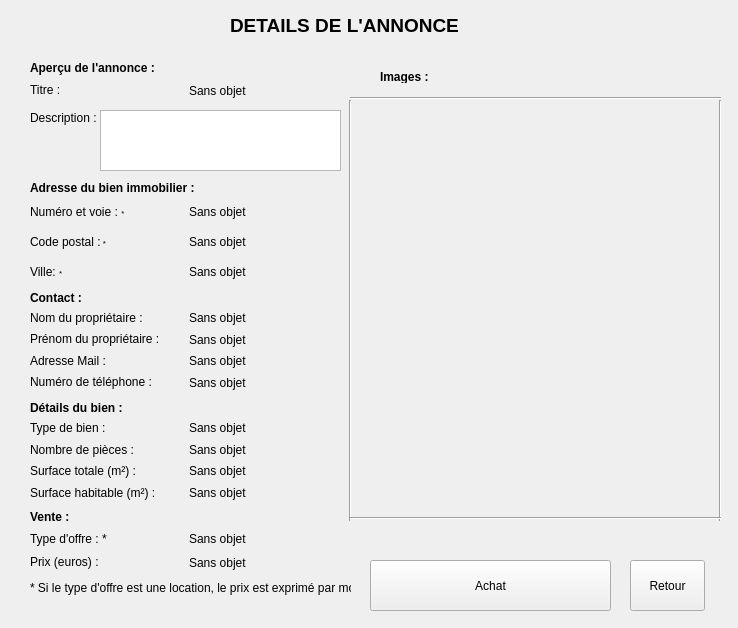
First picture: the form in dialogdetails.ui, repository Kodstok/QtProjet, before the edit.
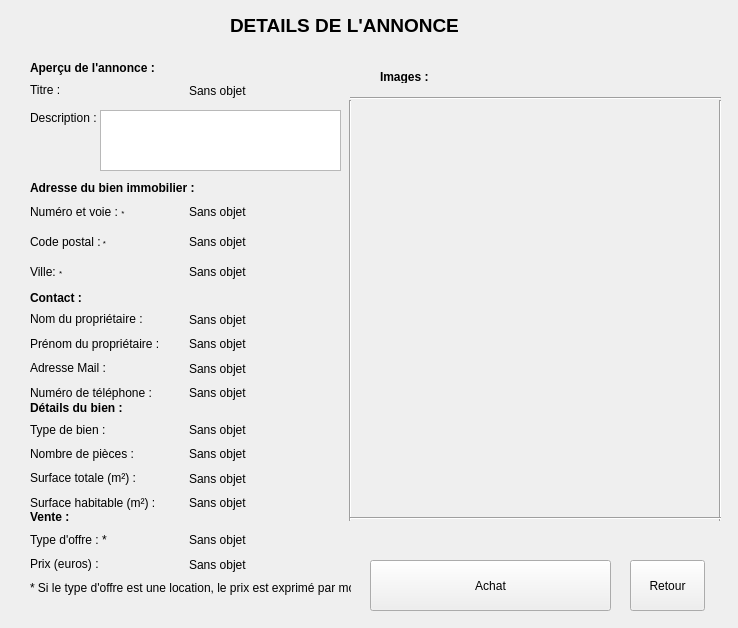
Second picture: the form after the edit.

Diff of the .ui file:
```diff
--- a/dialogdetails.ui
+++ b/dialogdetails.ui
@@ -16,6 +16,12 @@
     <height>628</height>
    </size>
   </property>
+  <property name="maximumSize">
+   <size>
+    <width>738</width>
+    <height>628</height>
+   </size>
+  </property>
   <property name="windowTitle">
    <string>Form</string>
   </property>
@@ -191,7 +197,7 @@
      <x>30</x>
      <y>530</y>
      <width>311</width>
-     <height>41</height>
+     <height>44</height>
     </rect>
    </property>
    <layout class="QHBoxLayout" name="horizontalLayout_4">
@@ -278,7 +284,7 @@
      <x>30</x>
      <y>310</y>
      <width>311</width>
-     <height>80</height>
+     <height>92</height>
     </rect>
    </property>
    <layout class="QHBoxLayout" name="horizontalLayout_3">
@@ -354,7 +360,7 @@
      <x>30</x>
      <y>420</y>
      <width>311</width>
-     <height>80</height>
+     <height>92</height>
     </rect>
    </property>
    <layout class="QHBoxLayout" name="horizontalLayout_2">
```
